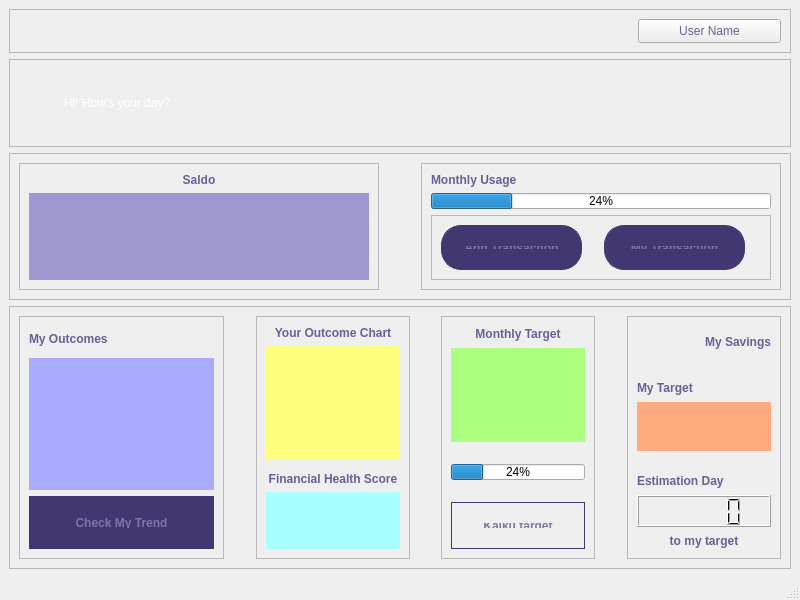
Old version of the form ui_files/dashboard.ui in the repository naryama8/gui_app_kelompok3.
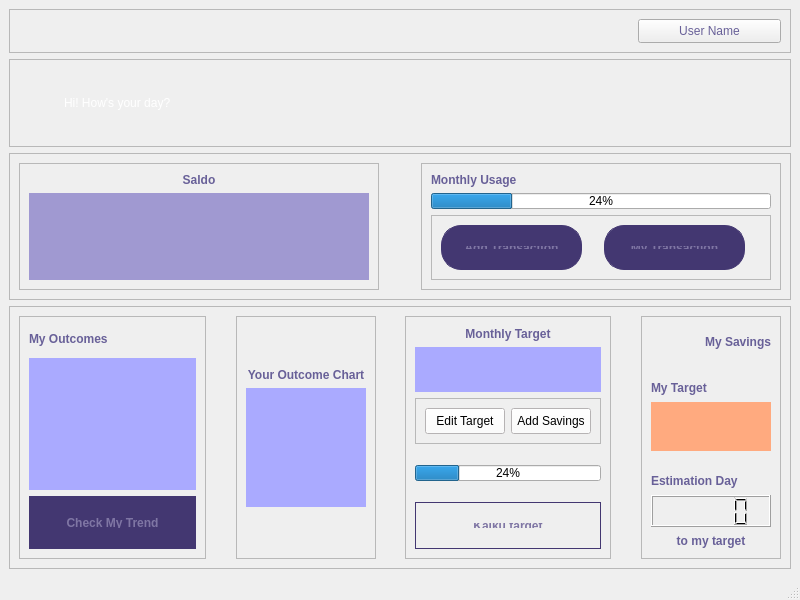
New version of the form.

Patch:
```diff
--- a/ui_files/dashboard.ui
+++ b/ui_files/dashboard.ui
@@ -465,7 +465,20 @@
          <property name="frameShadow">
           <enum>QFrame::Raised</enum>
          </property>
-         <layout class="QVBoxLayout" name="verticalLayout_4" stretch="1,20,1,1,10">
+         <layout class="QVBoxLayout" name="verticalLayout_4" stretch="7,1,20,7">
+          <item>
+           <spacer name="verticalSpacer_2">
+            <property name="orientation">
+             <enum>Qt::Vertical</enum>
+            </property>
+            <property name="sizeHint" stdset="0">
+             <size>
+              <width>20</width>
+              <height>40</height>
+             </size>
+            </property>
+           </spacer>
+          </item>
           <item>
            <widget class="QLabel" name="label_10">
             <property name="sizePolicy">
@@ -490,7 +503,7 @@
            </widget>
           </item>
           <item>
-           <widget class="QWidget" name="piechart" native="true">
+           <widget class="QLabel" name="piechart">
             <property name="sizePolicy">
              <sizepolicy hsizetype="Expanding" vsizetype="Expanding">
               <horstretch>0</horstretch>
@@ -498,7 +511,10 @@
              </sizepolicy>
             </property>
             <property name="styleSheet">
-             <string notr="true">background-color: rgb(255, 255, 127);</string>
+             <string notr="true">background-color: rgb(170, 170, 255);</string>
+            </property>
+            <property name="text">
+             <string/>
             </property>
            </widget>
           </item>
@@ -515,40 +531,6 @@
             </property>
            </spacer>
           </item>
-          <item>
-           <widget class="QLabel" name="label_9">
-            <property name="sizePolicy">
-             <sizepolicy hsizetype="Expanding" vsizetype="Expanding">
-              <horstretch>0</horstretch>
-              <verstretch>0</verstretch>
-             </sizepolicy>
-            </property>
-            <property name="styleSheet">
-             <string notr="true">font: 10pt &quot;MS Shell Dlg 2&quot;;
-color: rgb(104,96,152);
-font-weight: bold;</string>
-            </property>
-            <property name="text">
-             <string>Financial Health Score</string>
-            </property>
-            <property name="alignment">
-             <set>Qt::AlignCenter</set>
-            </property>
-           </widget>
-          </item>
-          <item>
-           <widget class="QWidget" name="outcomescore" native="true">
-            <property name="sizePolicy">
-             <sizepolicy hsizetype="Expanding" vsizetype="Expanding">
-              <horstretch>0</horstretch>
-              <verstretch>0</verstretch>
-             </sizepolicy>
-            </property>
-            <property name="styleSheet">
-             <string notr="true">background-color: rgb(170, 255, 255);</string>
-            </property>
-           </widget>
-          </item>
          </layout>
         </widget>
        </item>
@@ -573,7 +555,7 @@
          <property name="frameShadow">
           <enum>QFrame::Raised</enum>
          </property>
-         <layout class="QVBoxLayout" name="verticalLayout_5" stretch="1,6,1,1,1,3">
+         <layout class="QVBoxLayout" name="verticalLayout_5" stretch="1,3,3,1,1,1,3">
           <item>
            <widget class="QLabel" name="label_11">
             <property name="sizePolicy">
@@ -596,7 +578,7 @@
            </widget>
           </item>
           <item>
-           <widget class="QWidget" name="monthlytargetsavings" native="true">
+           <widget class="QLabel" name="monthlytarget">
             <property name="sizePolicy">
              <sizepolicy hsizetype="Expanding" vsizetype="Expanding">
               <horstretch>0</horstretch>
@@ -604,8 +586,74 @@
              </sizepolicy>
             </property>
             <property name="styleSheet">
-             <string notr="true">background-color: rgb(170, 255, 127);</string>
+             <string notr="true">background-color: rgb(170, 170, 255);</string>
             </property>
+            <property name="text">
+             <string/>
+            </property>
+           </widget>
+          </item>
+          <item>
+           <widget class="QFrame" name="frame_9">
+            <property name="sizePolicy">
+             <sizepolicy hsizetype="Expanding" vsizetype="Expanding">
+              <horstretch>0</horstretch>
+              <verstretch>0</verstretch>
+             </sizepolicy>
+            </property>
+            <property name="frameShape">
+             <enum>QFrame::StyledPanel</enum>
+            </property>
+            <property name="frameShadow">
+             <enum>QFrame::Raised</enum>
+            </property>
+            <layout class="QHBoxLayout" name="horizontalLayout_6" stretch="9,1,9">
+             <item>
+              <widget class="QPushButton" name="edittargetm">
+               <property name="sizePolicy">
+                <sizepolicy hsizetype="Expanding" vsizetype="Expanding">
+                 <horstretch>0</horstretch>
+                 <verstretch>0</verstretch>
+                </sizepolicy>
+               </property>
+               <property name="styleSheet">
+                <string notr="true">background-color: rgb(255, 251, 252);</string>
+               </property>
+               <property name="text">
+                <string>Edit Target</string>
+               </property>
+              </widget>
+             </item>
+             <item>
+              <spacer name="horizontalSpacer_10">
+               <property name="orientation">
+                <enum>Qt::Horizontal</enum>
+               </property>
+               <property name="sizeHint" stdset="0">
+                <size>
+                 <width>40</width>
+                 <height>20</height>
+                </size>
+               </property>
+              </spacer>
+             </item>
+             <item>
+              <widget class="QPushButton" name="addsavings">
+               <property name="sizePolicy">
+                <sizepolicy hsizetype="Expanding" vsizetype="Expanding">
+                 <horstretch>0</horstretch>
+                 <verstretch>0</verstretch>
+                </sizepolicy>
+               </property>
+               <property name="styleSheet">
+                <string notr="true">background-color: rgb(255, 251, 252);</string>
+               </property>
+               <property name="text">
+                <string>Add Savings</string>
+               </property>
+              </widget>
+             </item>
+            </layout>
            </widget>
           </item>
           <item>
```
